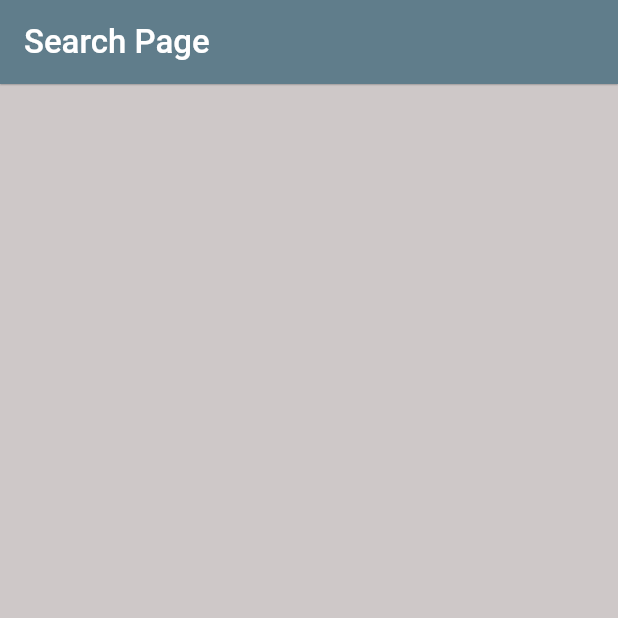
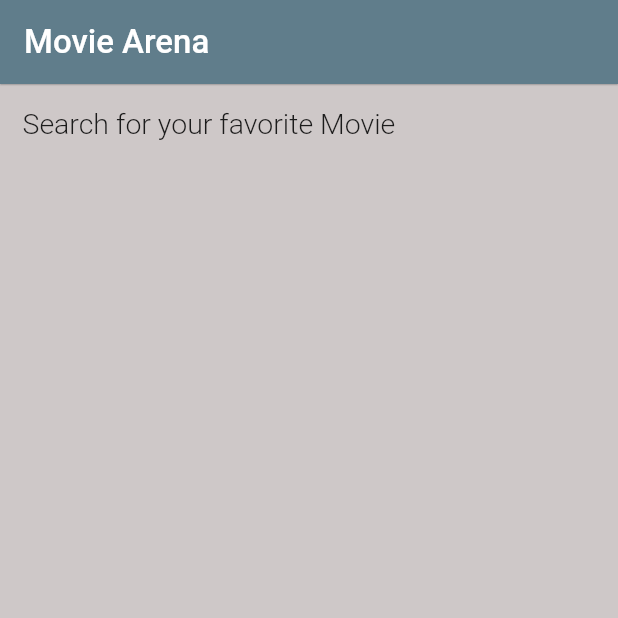
Before and after one commit to JohnGastone/Tafuta, a Flutter app: the screen it shows after launch, on a phone screen of 412 x 824 dp, the top half of it. Run offline on Flutter 3.47's test engine with Material 2 defaults, Android fonts, the phone set to English and light mode, and no system bars.

Commit message:
Intro to the page

```diff
--- a/lib/searchPage.dart
+++ b/lib/searchPage.dart
@@ -19,13 +19,21 @@ class _SearchPageState extends State<SearchPage> {
         elevation: 0.4,
         // ignore: prefer_const_constructors
         title: Text(
-          "Search Page",
+          "Movie Arena",
           style: TextStyle(fontSize: 22),
         ),
       ),
       body: Padding(
         padding: EdgeInsets.all(15),
-        child: Column(mainAxisAlignment: MainAxisAlignment.start, children: []),
+        child: Column(
+            mainAxisAlignment: MainAxisAlignment.start,
+            crossAxisAlignment: CrossAxisAlignment.center,
+            children: [
+              Text(
+                'Search for your favorite Movie',
+                style: TextStyle(fontSize: 19, fontWeight: FontWeight.w300),
+              )
+            ]),
       ),
     );
   }
```
